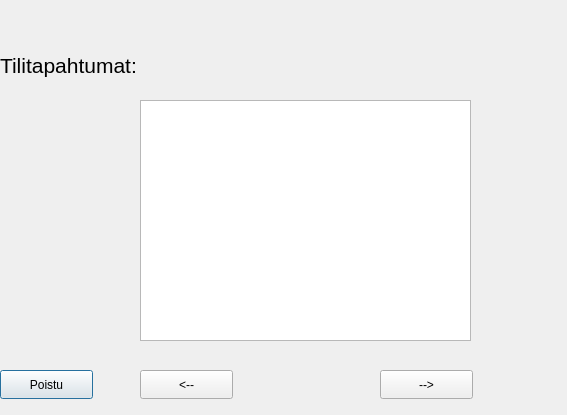
Before: the Qt Designer form bank-automat/tilitapahtumatwindow.ui in Kealerator/bank_atm_group3, drawn with Qt 5.
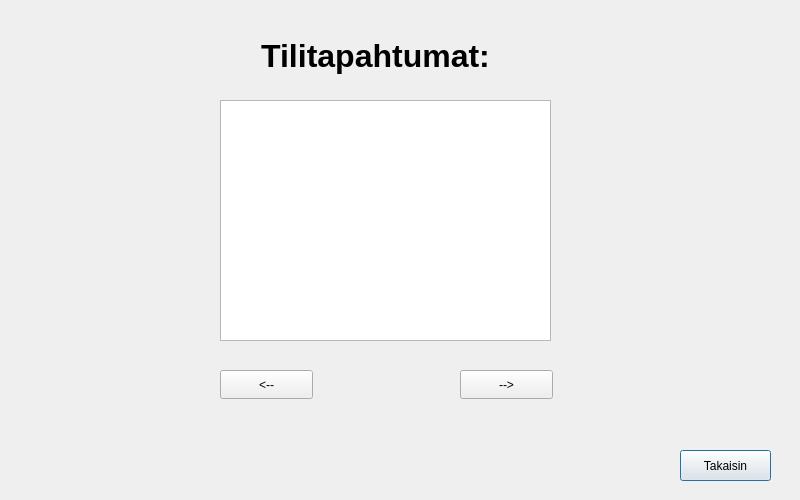
After: the same form once the commit is applied.

What changed in the file:
```diff
--- a/bank-automat/tilitapahtumatwindow.ui
+++ b/bank-automat/tilitapahtumatwindow.ui
@@ -6,8 +6,8 @@
    <rect>
     <x>0</x>
     <y>0</y>
-    <width>567</width>
-    <height>415</height>
+    <width>800</width>
+    <height>500</height>
    </rect>
   </property>
   <property name="windowTitle">
@@ -16,25 +16,32 @@
   <widget class="QLabel" name="label">
    <property name="geometry">
     <rect>
-     <x>0</x>
-     <y>10</y>
-     <width>291</width>
-     <height>111</height>
+     <x>170</x>
+     <y>20</y>
+     <width>411</width>
+     <height>71</height>
     </rect>
    </property>
    <property name="font">
     <font>
-     <pointsize>16</pointsize>
+     <pointsize>24</pointsize>
+     <bold>true</bold>
     </font>
    </property>
+   <property name="layoutDirection">
+    <enum>Qt::LayoutDirection::LeftToRight</enum>
+   </property>
    <property name="text">
     <string>Tilitapahtumat:</string>
    </property>
+   <property name="alignment">
+    <set>Qt::AlignmentFlag::AlignCenter</set>
+   </property>
   </widget>
   <widget class="QTableView" name="tilitapahtumatTable">
    <property name="geometry">
     <rect>
-     <x>140</x>
+     <x>220</x>
      <y>100</y>
      <width>331</width>
      <height>241</height>
@@ -44,20 +51,20 @@
   <widget class="QPushButton" name="btnPoistu">
    <property name="geometry">
     <rect>
-     <x>0</x>
-     <y>370</y>
-     <width>93</width>
-     <height>29</height>
+     <x>680</x>
+     <y>450</y>
+     <width>91</width>
+     <height>31</height>
     </rect>
    </property>
    <property name="text">
-    <string>Poistu</string>
+    <string>Takaisin</string>
    </property>
   </widget>
   <widget class="QPushButton" name="btnVasen">
    <property name="geometry">
     <rect>
-     <x>140</x>
+     <x>220</x>
      <y>370</y>
      <width>93</width>
      <height>29</height>
@@ -70,7 +77,7 @@
   <widget class="QPushButton" name="btnOikea">
    <property name="geometry">
     <rect>
-     <x>380</x>
+     <x>460</x>
      <y>370</y>
      <width>93</width>
      <height>29</height>
```
Left out of the diff: 4 changed lines with no effect on the pictures.
